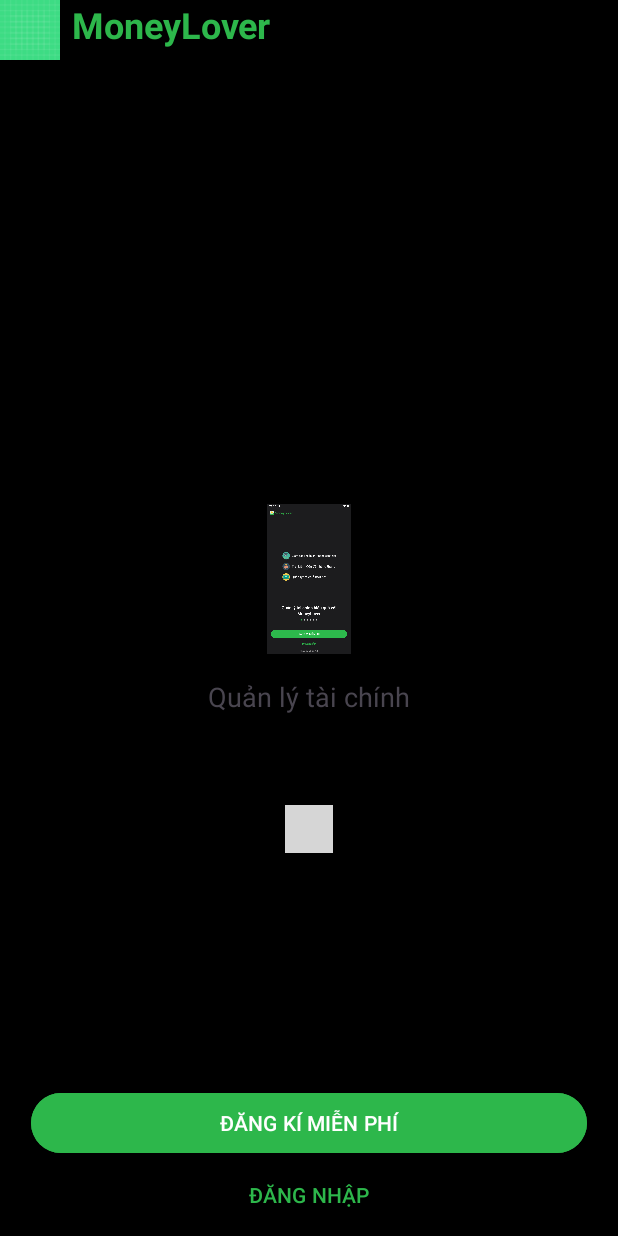
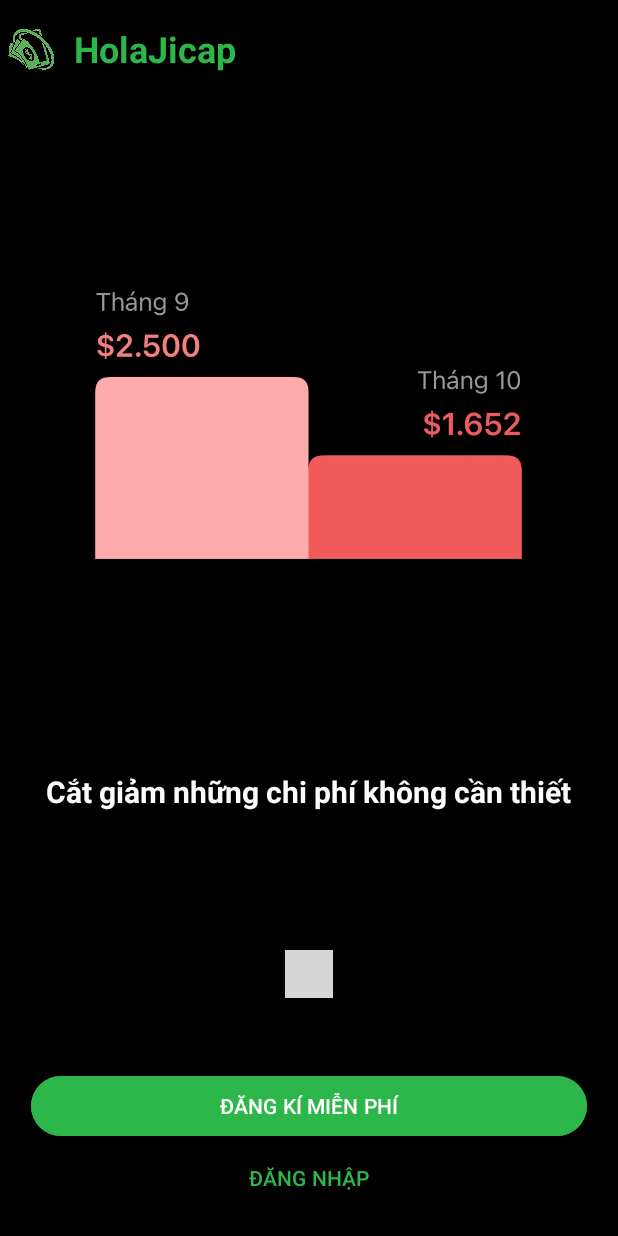
Before and after one commit to tungtran1204/HolaJicap_PRM392, an Android app: the screen it shows after launch (MainActivity), on a phone screen of 412 x 824 dp. Run offline under Robolectric (Android 15) with nearby library versions, the phone set to English and light mode, and no system bars; libraries missing offline, so code that uses them is left out: me.relex.circleindicator; plain views replace CircleIndicator3; 2 statements that could not run were skipped; grey boxes are pictures that could not be loaded.

Commit message:
TungTS
FE, logo, icon

```diff
--- a/HolaJicap/app/src/main/AndroidManifest.xml
+++ b/HolaJicap/app/src/main/AndroidManifest.xml
@@ -12,6 +12,9 @@
         android:supportsRtl="true"
         android:theme="@style/Theme.HolaJicap"
         tools:targetApi="31">
+        <activity
+            android:name=".ForgotPasswordActivity"
+            android:exported="false" />
         <activity
             android:name=".AddTransactionActivity"
             android:exported="false" />
--- a/HolaJicap/app/src/main/java/com/example/holajicap/MainActivity.java
+++ b/HolaJicap/app/src/main/java/com/example/holajicap/MainActivity.java
@@ -46,8 +46,8 @@
         indicator = findViewById(R.id.indicator);
 
         // Dữ liệu hình ảnh và tiêu đề
-        List<String> titles = Arrays.asList("Tiết kiệm", "Quản lý tài chính", "Giảm chi tiêu", "Giảm chi tiêu", "Giảm chi tiêu");
-        List<Integer> images = Arrays.asList(R.drawable.login, R.drawable.login, R.drawable.login, R.drawable.ic_launcher_foreground, R.drawable.ic_launcher_foreground);
+        List<String> titles = Arrays.asList("Quản lý tài chính hiệu quả với HolaJicap", "Cắt giảm những chi phí không cần thiết", "Gia tăng tiết kiệm đều đặn hàng tháng", "Quản lý tất cả ở một nơi", "Hàng triệu người dùng tin tưởng và yêu mến");
+        List<Integer> images = Arrays.asList(R.drawable.img_0386, R.drawable.img_0387, R.drawable.img_0388, R.drawable.img_0389, R.drawable.img_0390);
 
         // Khởi tạo Adapter và set cho ViewPager
         adapter = new ViewPagerAdapter(titles, images);
--- a/HolaJicap/app/src/main/res/layout/activity_main.xml
+++ b/HolaJicap/app/src/main/res/layout/activity_main.xml
@@ -14,25 +14,26 @@
         android:id="@+id/viewPager"
         android:layout_width="match_parent"
         android:layout_height="wrap_content"
-        android:layout_marginTop="296dp"
+        android:layout_marginTop="56dp"
         app:layout_constraintTop_toBottomOf="@+id/linearLayout"
         tools:layout_editor_absoluteX="0dp" />
+
 
     <me.relex.circleindicator.CircleIndicator3
         android:id="@+id/indicator"
         android:layout_width="wrap_content"
         android:layout_height="wrap_content"
         android:layout_gravity="center"
-        android:layout_marginTop="60dp"
+        android:layout_marginTop="92dp"
         app:layout_constraintEnd_toEndOf="parent"
         app:layout_constraintStart_toStartOf="parent"
         app:layout_constraintTop_toBottomOf="@+id/viewPager" />
-
 
     <LinearLayout
         android:id="@+id/linearLayout"
         android:layout_width="match_parent"
         android:layout_height="wrap_content"
+        android:layout_marginTop="16dp"
         android:background="@color/black"
         android:gravity="left"
         android:orientation="horizontal"
@@ -41,37 +42,38 @@
         app:layout_constraintTop_toTopOf="parent">
 
         <!-- Logo (ImageView) -->
+
+        <!-- Text (TextView) -->
         <ImageView
             android:id="@+id/logo"
-            android:layout_width="40dp"
-            android:layout_height="40dp"
-            android:layout_marginLeft="8dp"
+            android:layout_width="41dp"
+            android:layout_height="match_parent"
+            android:layout_marginLeft="12dp"
             android:layout_marginEnd="8dp"
             android:contentDescription="Logo"
-            android:src="@drawable/ic_launcher_background" />
+            android:src="@drawable/logo_foreground" />
 
-        <!-- Text (TextView) -->
         <TextView
             android:id="@+id/header_text"
             android:layout_width="wrap_content"
             android:layout_height="wrap_content"
             android:fontFamily="sans-serif"
-            android:text="MoneyLover"
+            android:text="HolaJicap"
             android:textColor="@color/green"
             android:textSize="24sp"
             android:textStyle="bold" />
 
     </LinearLayout>
+
     <Button
         android:id="@+id/signUp"
         android:layout_width="0dp"
         android:layout_height="wrap_content"
-        android:layout_marginTop="156dp"
+        android:layout_marginTop="48dp"
         android:width="50dp"
         android:backgroundTint="@color/green"
         android:text="ĐĂNG KÍ MIỄN PHÍ"
         app:layout_constraintEnd_toEndOf="parent"
-        app:layout_constraintHorizontal_bias="0.498"
         app:layout_constraintStart_toStartOf="parent"
         app:layout_constraintTop_toBottomOf="@+id/indicator"
         app:layout_constraintWidth_percent="0.9" />
--- a/HolaJicap/app/src/main/res/layout/activity_sign_up.xml
+++ b/HolaJicap/app/src/main/res/layout/activity_sign_up.xml
@@ -47,7 +47,8 @@
             android:layout_height="wrap_content"
             android:hint="Email"
             android:inputType="textEmailAddress"
-            android:padding="10dp" />
+            android:padding="10dp"
+            android:textColor="@color/white"/>
 
     </com.google.android.material.textfield.TextInputLayout>
 
@@ -68,7 +69,8 @@
             android:layout_height="wrap_content"
             android:hint="Mật khẩu"
             android:inputType="textPassword"
-            android:padding="10dp" />
+            android:padding="10dp"
+            android:textColor="@color/white"/>
 
     </com.google.android.material.textfield.TextInputLayout>
 
--- a/HolaJicap/app/src/main/res/layout/view_pager_item.xml
+++ b/HolaJicap/app/src/main/res/layout/view_pager_item.xml
@@ -7,16 +7,18 @@
 
     <ImageView
         android:id="@+id/imageView"
-        android:layout_width="100dp"
-        android:layout_height="100dp"
+        android:layout_width="411dp"
+        android:layout_height="393dp"
         android:layout_gravity="center" />
 
     <TextView
         android:id="@+id/textView"
         android:layout_width="wrap_content"
         android:layout_height="wrap_content"
+        android:layout_marginTop="16dp"
         android:text="Sample Text"
-        android:textSize="18sp"
-        android:layout_marginTop="16dp" />
+        android:textColor="@color/white"
+        android:textSize="20sp"
+        android:textStyle="bold" />
 
 </LinearLayout>
```
Also changed, not shown: HolaJicap/app/src/main/java/com/example/holajicap/ForgotPasswordActivity.java (added, +28 -0 lines), HolaJicap/app/src/main/res/layout/activity_forgot_password.xml (added, +99 -0 lines), HolaJicap/app/src/main/res/layout/activity_sign_in.xml (+5 -2 lines), HolaJicap/app/src/main/res/mipmap-anydpi-v26/ic_launcher.xml (+4 -3 lines), HolaJicap/app/src/main/res/mipmap-anydpi-v26/ic_launcher_round.xml (+4 -3 lines), HolaJicap/app/src/main/res/drawable/icon.png (added), HolaJicap/app/src/main/res/drawable/img_0386.png (added), HolaJicap/app/src/main/res/drawable/img_0387.png (added), HolaJicap/app/src/main/res/drawable/img_0388.png (added), HolaJicap/app/src/main/res/drawable/img_0389.png (added), HolaJicap/app/src/main/res/drawable/img_0390.png (added), HolaJicap/app/src/main/res/drawable/logo.png (added), HolaJicap/app/src/main/res/drawable/logo_foreground.png (added).
